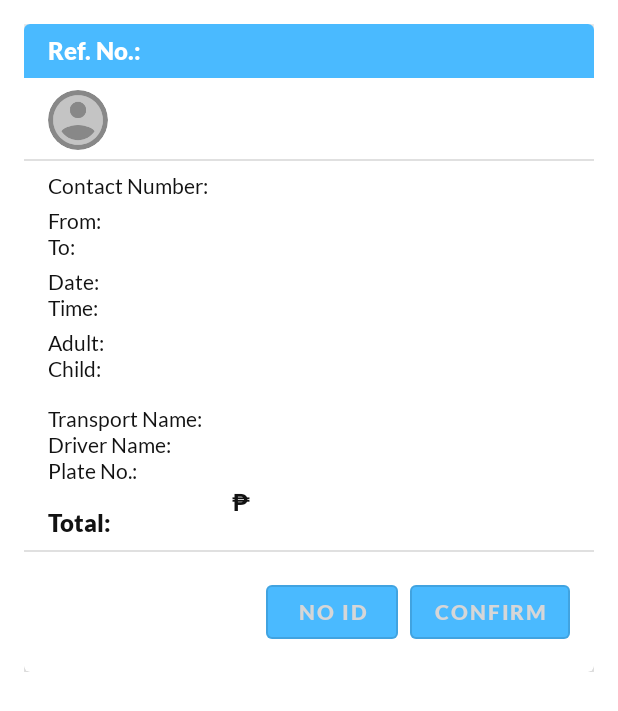
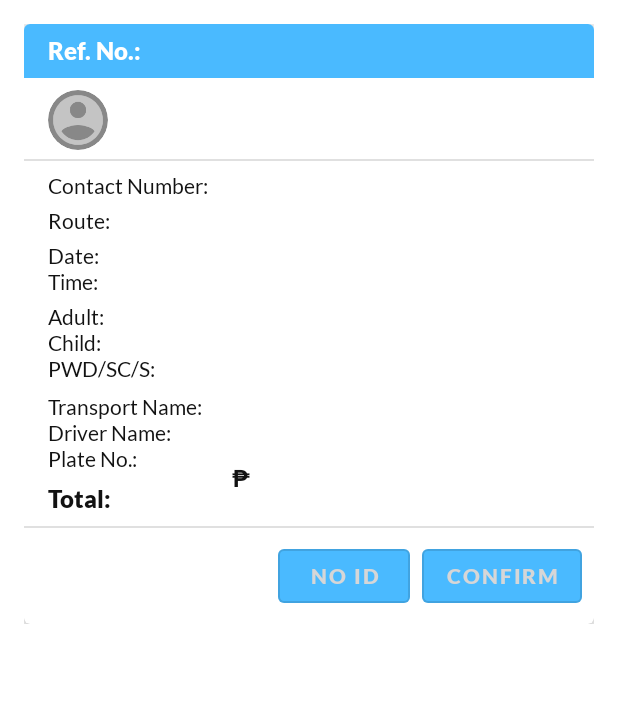
Before and after one commit to hmcldryl/BookVan-Android, an Android app: the layout dialog_scan_layout.xml on its own in the app's theme, with its tools: preview values and no code run, on a phone screen of 412 x 824 dp. Shown: the top 711 px of the screen. Run offline under Robolectric (Android 15) with nearby library versions, the phone set to English and light mode, and no system bars.

Commit message:
Update dialog_scan_layout.xml

```diff
--- a/app/src/main/res/layout/dialog_scan_layout.xml
+++ b/app/src/main/res/layout/dialog_scan_layout.xml
@@ -137,15 +137,7 @@
                             android:layout_width="match_parent"
                             android:layout_height="wrap_content"
                             android:fontFamily="@font/lato"
-                            android:text="From:"
-                            android:textColor="@color/textColor"
-                            android:textSize="14sp" />
-
-                        <TextView
-                            android:layout_width="match_parent"
-                            android:layout_height="wrap_content"
-                            android:fontFamily="@font/lato"
-                            android:text="To:"
+                            android:text="Route:"
                             android:textColor="@color/textColor"
                             android:textSize="14sp" />
 
@@ -189,9 +181,19 @@
                             android:textColor="@color/textColor"
                             android:textSize="14sp" />
 
+                        <TextView
+                            android:layout_width="match_parent"
+                            android:layout_height="wrap_content"
+                            android:ellipsize="end"
+                            android:fontFamily="@font/lato"
+                            android:maxLines="1"
+                            android:text="PWD/SC/S:"
+                            android:textColor="@color/textColor"
+                            android:textSize="14sp" />
+
                         <Space
                             android:layout_width="match_parent"
-                            android:layout_height="16dp" />
+                            android:layout_height="8dp" />
 
                         <TextView
                             android:layout_width="match_parent"
@@ -219,7 +221,7 @@
 
                         <Space
                             android:layout_width="match_parent"
-                            android:layout_height="16dp" />
+                            android:layout_height="8dp" />
 
                         <TextView
                             android:layout_width="match_parent"
@@ -250,16 +252,7 @@
                             android:layout_height="6dp" />
 
                         <TextView
-                            android:id="@+id/bookingLocationFrom"
-                            android:layout_width="match_parent"
-                            android:layout_height="wrap_content"
-                            android:fontFamily="@font/lato"
-                            android:text=""
-                            android:textColor="@color/textColor"
-                            android:textSize="14sp" />
-
-                        <TextView
-                            android:id="@+id/bookingLocationTo"
+                            android:id="@+id/bookingTripRoute"
                             android:layout_width="match_parent"
                             android:layout_height="wrap_content"
                             android:fontFamily="@font/lato"
@@ -311,9 +304,20 @@
                             android:textColor="@color/textColor"
                             android:textSize="14sp" />
 
+                        <TextView
+                            android:id="@+id/bookingCountSpecial"
+                            android:layout_width="match_parent"
+                            android:layout_height="wrap_content"
+                            android:ellipsize="end"
+                            android:fontFamily="@font/lato"
+                            android:maxLines="1"
+                            android:text=""
+                            android:textColor="@color/textColor"
+                            android:textSize="14sp" />
+
                         <Space
                             android:layout_width="match_parent"
-                            android:layout_height="16dp" />
+                            android:layout_height="8dp" />
 
                         <TextView
                             android:id="@+id/bookingTransportName"
@@ -344,7 +348,7 @@
 
                         <Space
                             android:layout_width="match_parent"
-                            android:layout_height="16dp" />
+                            android:layout_height="8dp" />
 
                         <LinearLayout
                             android:layout_width="match_parent"
@@ -385,7 +389,7 @@
                 <LinearLayout
                     android:layout_width="match_parent"
                     android:layout_height="wrap_content"
-                    android:layout_margin="16dp"
+                    android:layout_margin="8dp"
                     android:gravity="end"
                     android:orientation="horizontal">
 
```
